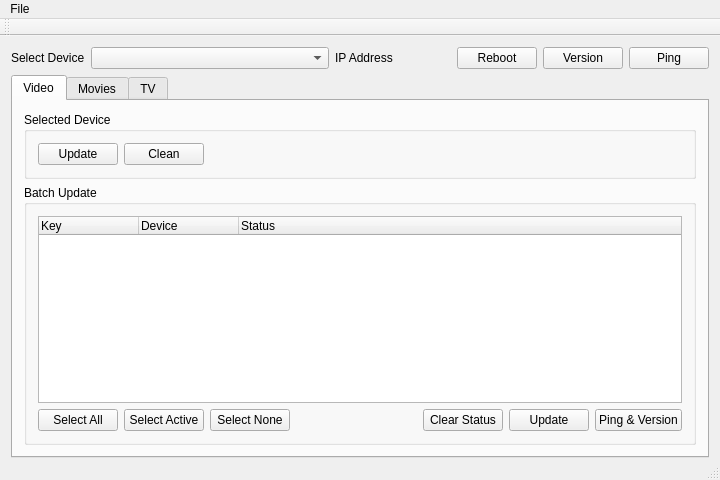
dwprice56/KodiJson, file mainwindow.ui: the form before one commit.
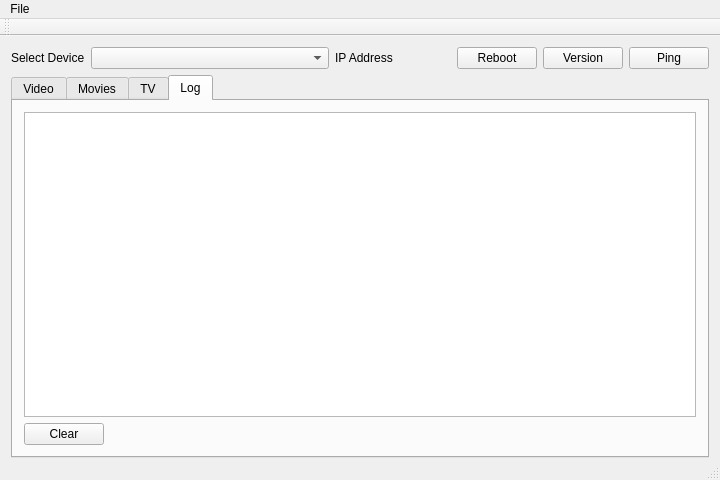
The form after the commit.

What changed in the file:
```diff
--- a/mainwindow.ui
+++ b/mainwindow.ui
@@ -135,7 +135,7 @@
        </sizepolicy>
       </property>
       <property name="currentIndex">
-       <number>0</number>
+       <number>3</number>
       </property>
       <widget class="QWidget" name="tabVideo">
        <attribute name="title">
@@ -558,6 +558,93 @@
         </item>
        </layout>
       </widget>
+      <widget class="QWidget" name="tabLog">
+       <attribute name="title">
+        <string>Log</string>
+       </attribute>
+       <layout class="QGridLayout" name="gridLayout_3">
+        <property name="leftMargin">
+         <number>0</number>
+        </property>
+        <property name="topMargin">
+         <number>0</number>
+        </property>
+        <property name="rightMargin">
+         <number>0</number>
+        </property>
+        <property name="bottomMargin">
+         <number>0</number>
+        </property>
+        <property name="horizontalSpacing">
+         <number>0</number>
+        </property>
+        <property name="verticalSpacing">
+         <number>6</number>
+        </property>
+        <item row="0" column="0">
+         <widget class="QFrame" name="frameLog">
+          <property name="frameShape">
+           <enum>QFrame::NoFrame</enum>
+          </property>
+          <property name="frameShadow">
+           <enum>QFrame::Raised</enum>
+          </property>
+          <layout class="QVBoxLayout" name="verticalLayout_4">
+           <item>
+            <widget class="QListWidget" name="listWidget_Log"/>
+           </item>
+           <item>
+            <widget class="QFrame" name="frame">
+             <property name="frameShape">
+              <enum>QFrame::NoFrame</enum>
+             </property>
+             <property name="frameShadow">
+              <enum>QFrame::Raised</enum>
+             </property>
+             <layout class="QHBoxLayout" name="horizontalLayout">
+              <property name="spacing">
+               <number>0</number>
+              </property>
+              <property name="leftMargin">
+               <number>0</number>
+              </property>
+              <property name="topMargin">
+               <number>0</number>
+              </property>
+              <property name="rightMargin">
+               <number>0</number>
+              </property>
+              <property name="bottomMargin">
+               <number>0</number>
+              </property>
+              <item>
+               <widget class="QPushButton" name="pushButton_Log_Clear">
+                <property name="text">
+                 <string>Clear</string>
+                </property>
+               </widget>
+              </item>
+              <item>
+               <spacer name="horizontalSpacer_7">
+                <property name="orientation">
+                 <enum>Qt::Horizontal</enum>
+                </property>
+                <property name="sizeHint" stdset="0">
+                 <size>
+                  <width>597</width>
+                  <height>20</height>
+                 </size>
+                </property>
+               </spacer>
+              </item>
+             </layout>
+            </widget>
+           </item>
+          </layout>
+         </widget>
+        </item>
+       </layout>
+      </widget>
      </widget>
     </item>
    </layout>
```
